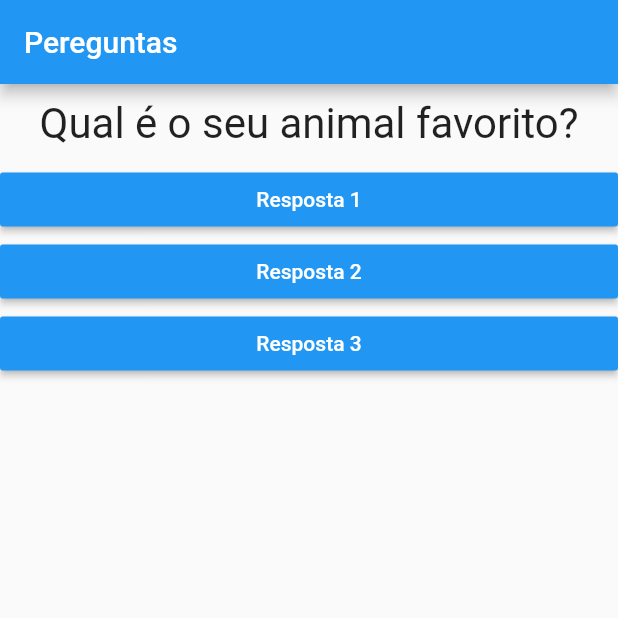
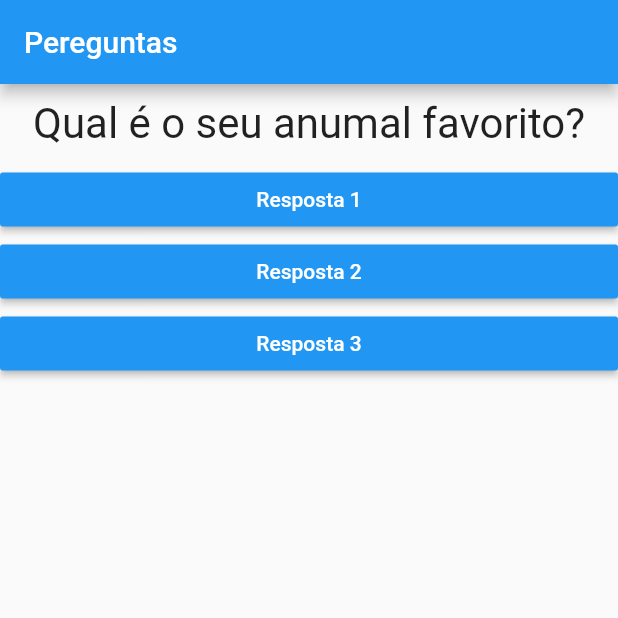
Before and after one commit to CristianoDaSilvaFerreira/perguntas_app, a Flutter app: the screen it shows after launch, after a tap on "Resposta 1", on a phone screen of 412 x 824 dp, the top half of it. Run offline on Flutter 3.47's test engine with Material 2 defaults, Android fonts, the phone set to English and light mode, and no system bars.

```diff
--- a/lib/main.dart
+++ b/lib/main.dart
@@ -15,10 +15,23 @@ class _PerguntaAppState extends State<PerguntaApp> {
 
   @override
   Widget build(BuildContext context) {
-    final perguntas = [
-      'Qual é a sua cor favorita?',
-      'Qual é o seu animal favorito?',
+    final List<Map<String, Object>> perguntas = [
+      {
+        'texto': 'Qual é a sua cor favorita?',
+        'respostas': ['Preto','Vermelho','Verde','Branco'],
+      },
+      {
+        'texto': 'Qual é o seu anumal favorito?',
+        'respostas': ['Coelho','Cobra','Elefante','Leão'],
+      },
+      {
+        'texto': 'Qual é o seu instrutor favorito?',
+        'respostas': ['Maria','João','Cristiano','Pedro'],
+      },
+
     ];
+
+    // Me
 
     return MaterialApp(
       debugShowCheckedModeBanner: false,
@@ -28,7 +41,7 @@ class _PerguntaAppState extends State<PerguntaApp> {
         ),
         body: Column(
           children: <Widget>[
-            Questao(perguntas[_perguntaSelecionada]),
+            Questao(perguntas[_perguntaSelecionada]['texto']),
             Resposta('Resposta 1', _responder),
             Resposta('Resposta 2', _responder),
             Resposta('Resposta 3', _responder),
```
